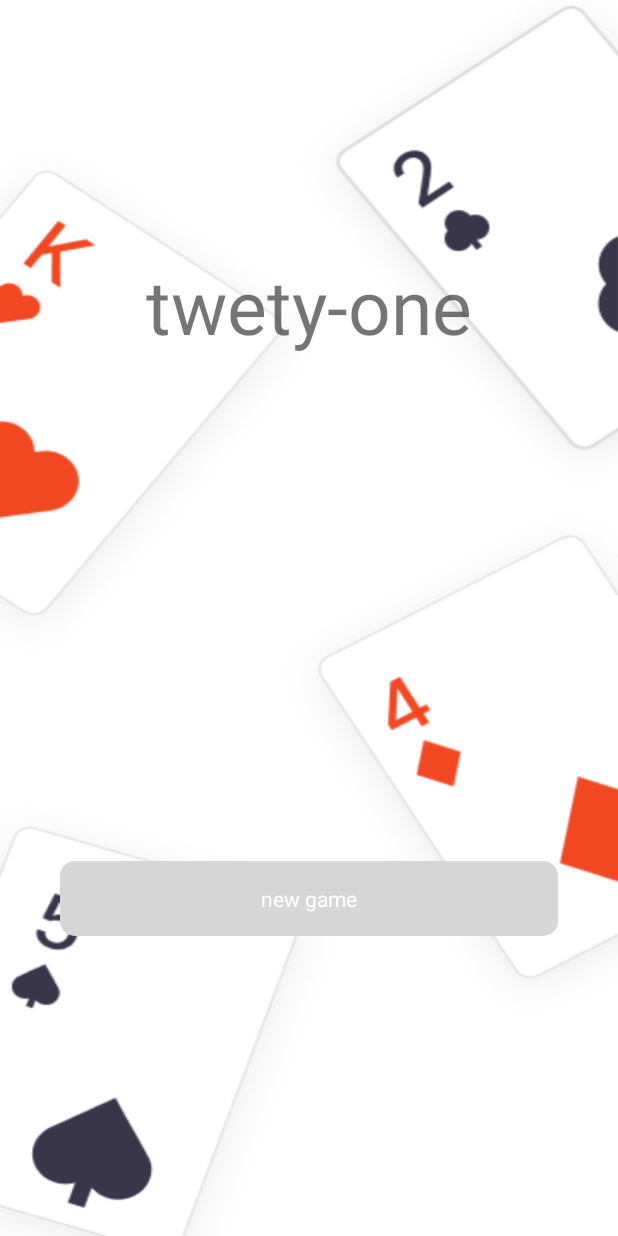
After one commit to RaphaCosil/RepositoryProject21, an Android app built with Jetpack Compose: the layout activity_main.xml on its own in the app's theme, with its tools: preview values and no code run, on a phone screen of 412 x 824 dp. The commit adds this screen. Run offline under Robolectric (Android 15) with nearby library versions, the phone set to English and light mode, and no system bars.

Commit message:
Atualizando projeto

```diff
--- /dev/null
+++ b/ProjectNew21/app/src/main/java/com/example/projectnew21/ViewModelTest.kt
@@ -0,0 +1,4 @@
+package com.example.projectnew21
+
+class ViewModelTest {
+}
--- /dev/null
+++ b/ProjectNew21/app/src/main/res/drawable/background_button.xml
@@ -0,0 +1,6 @@
+<?xml version="1.0" encoding="utf-8"?>
+<shape xmlns:android="http://schemas.android.com/apk/res/android"
+android:shape="rectangle">
+    <solid android:color="@color/red"/>
+    <corners android:radius="10dp"/>
+</shape>
--- /dev/null
+++ b/ProjectNew21/app/src/main/res/layout/activity_main.xml
@@ -0,0 +1,46 @@
+<?xml version="1.0" encoding="utf-8"?>
+<androidx.constraintlayout.widget.ConstraintLayout xmlns:android="http://schemas.android.com/apk/res/android"
+    xmlns:app="http://schemas.android.com/apk/res-auto"
+    xmlns:tools="http://schemas.android.com/tools"
+    android:id="@+id/button"
+    android:layout_width="match_parent"
+    android:layout_height="match_parent"
+    android:background="@drawable/home2"
+    android:gravity="center"
+    android:orientation="vertical"
+    tools:context=".MainActivity">
+
+    <TextView
+        android:id="@+id/textView"
+        android:layout_width="wrap_content"
+        android:layout_height="wrap_content"
+        android:padding="30dp"
+        android:text="twety-one"
+        android:textSize="50dp"
+        android:layout_marginTop="140dp"
+        app:layout_constraintEnd_toEndOf="parent"
+        app:layout_constraintStart_toStartOf="parent"
+        app:layout_constraintTop_toTopOf="parent" />
+
+
+    <androidx.appcompat.widget.AppCompatButton
+        android:id="@+id/bt_teste"
+        android:layout_width="match_parent"
+        android:layout_height="wrap_content"
+        android:layout_marginTop="100dp"
+        android:background="@drawable/background_button"
+        android:padding="15dp"
+        android:text="new game"
+        android:layout_marginLeft="40dp"
+        android:layout_marginRight="40dp"
+        android:layout_marginBottom="200dp"
+        android:textAlignment="center"
+        android:textColor="@color/white"
+        app:layout_constraintBottom_toBottomOf="parent"
+        app:layout_constraintEnd_toEndOf="parent"
+        app:layout_constraintStart_toStartOf="parent"
+        tools:ignore="MissingConstraints" />
+
+
+
+</androidx.constraintlayout.widget.ConstraintLayout>
```
Also changed, not shown: ProjectNew21/app/build.gradle.kts (+5 -10 lines), ProjectNew21/app/src/main/java/com/example/projectnew21/MainActivity.kt (+19 -20 lines), ProjectNew21/app/src/main/java/com/example/projectnew21/MainActivity2.kt (added, +46 -0 lines), ProjectNew21/app/src/main/java/com/example/projectnew21/ViewModel.kt (added, +34 -0 lines), ProjectNew21/app/src/main/res/layout/activity_main2.xml (added, +9 -0 lines), ProjectNew21/app/src/main/res/layout/activity_main3.xml (added, +9 -0 lines), ProjectNew21/app/src/main/res/drawable/home2.png (added), ProjectNew21/app/src/main/res/drawable/homee.png (added), ProjectNew21/app/src/main/res/drawable/ic_launcher_foreground.xml (renamed from ProjectNew21/app/src/main/res/drawable-v24/ic_launcher_foreground.xml).
